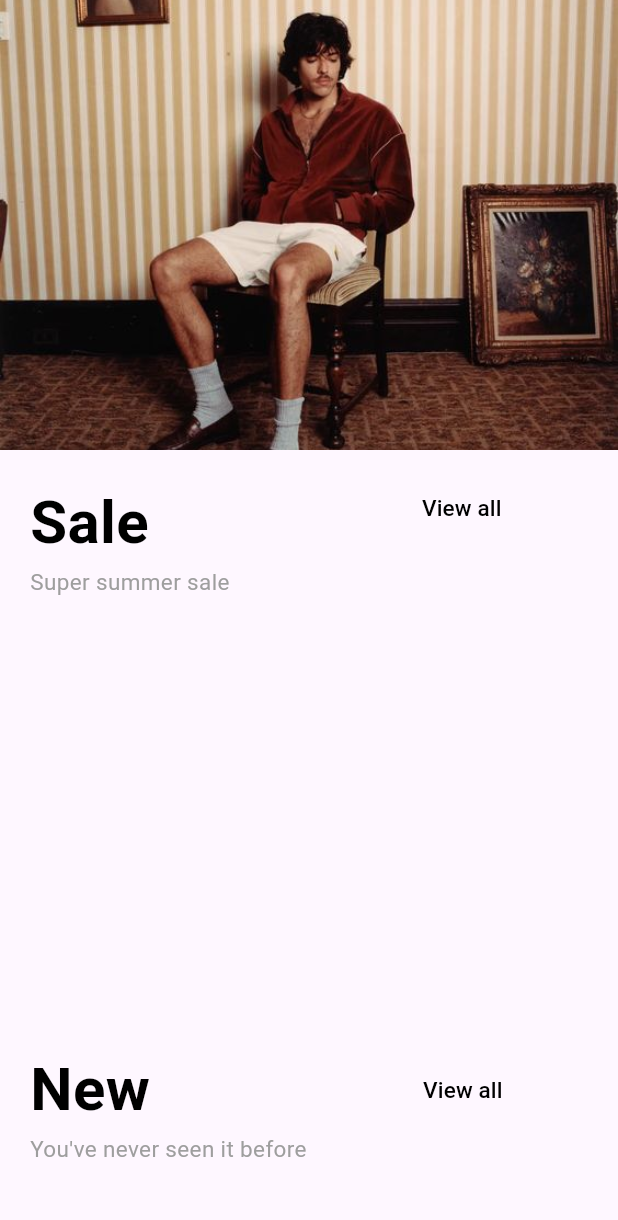
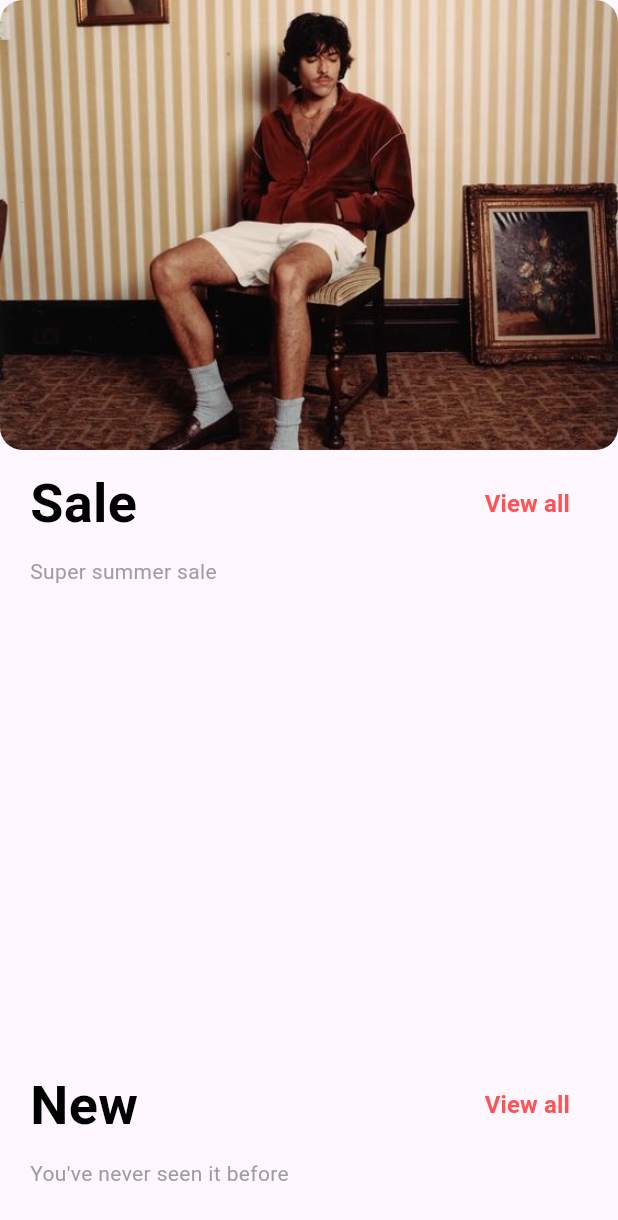
Before and after one commit to MohamedSameeh/Fashion-Store, a Flutter app: the Homepagescreen screen opened directly, on a phone screen of 412 x 824 dp. Shown: the top 1220 px of the screen. Run offline on Flutter 3.47's test engine with Material 3 defaults, Android fonts, the light colour scheme and no system bars; our stand-ins replace awesome_dialog, cached_network_image, cloud_firestore, firebase_auth, firebase_core, flutter_screenutil and 4 more; missing offline and left inert: flutter_facebook_auth; accounts and stored records are empty.

```diff
--- a/lib/presentation/widgets/HomepageScreen.dart
+++ b/lib/presentation/widgets/HomepageScreen.dart
@@ -1,9 +1,7 @@
 import 'dart:async';
-
 import 'package:cloud_firestore/cloud_firestore.dart';
 import 'package:depi_final_project/presentation/widgets/homepage_new_sale.dart';
 import 'package:flutter/material.dart';
-
 import '../models/product_model.dart';
 
 class Homepagescreen extends StatefulWidget {
@@ -89,85 +87,94 @@ class _HomepagescreenState extends State<Homepagescreen> {
                   controller: _pageController,
                   itemCount: images.length,
                   itemBuilder: (context, index) {
-                    return Image.asset(
+                    return ClipRRect(
+                      borderRadius: BorderRadius.circular(15),
+                      child: Image.asset(
                         images[index],
                         fit: BoxFit.cover,
+                      ),
                     );
                   },
                 ),
               ),
-              Row(
+              Padding(
+                padding:
+                    const EdgeInsets.symmetric(horizontal: 20, vertical: 10),
+                child: Row(
+                  mainAxisAlignment: MainAxisAlignment.spaceBetween,
                   children: [
-                  Container(
-                    margin: EdgeInsets.only(left: 20, top: 20),
-                    child: Text(
+                    Text(
                       'Sale',
                       style: TextStyle(
-                        fontSize: 40,
+                        fontSize: 36,
                         color: Colors.black,
                         fontWeight: FontWeight.bold,
                       ),
                     ),
-                  ),
-                  Padding(
-                    padding: const EdgeInsets.only(left: 170),
-                    child: TextButton(
+                    TextButton(
                       onPressed: () {
                         Navigator.of(context).pushNamed('sales_view_all');
                       },
                       child: Text(
                         'View all',
-                        style: TextStyle(color: Colors.black, fontSize: 15),
+                        style: TextStyle(
+                          color: Colors.redAccent,
+                          fontSize: 16,
+                          fontWeight: FontWeight.w600,
                         ),
                       ),
                     )
                   ],
                 ),
-              Container(
-                margin: EdgeInsets.only(left: 20),
+              ),
+              Padding(
+                padding: const EdgeInsets.only(left: 20, bottom: 10),
                 child: Text(
                   "Super summer sale",
                   style: TextStyle(
-                    fontSize: 15,
+                    fontSize: 14,
                     color: Colors.grey,
                     fontWeight: FontWeight.normal,
                   ),
                 ),
               ),
               HomepageNewSale(type: 'Sale', products: saleProducts),
-              Row(
+              Padding(
+                padding:
+                    const EdgeInsets.symmetric(horizontal: 20, vertical: 10),
+                child: Row(
+                  mainAxisAlignment: MainAxisAlignment.spaceBetween,
                   children: [
-                  Container(
-                    margin: EdgeInsets.only(left: 20),
-                    child: Text(
+                    Text(
                       'New',
                       style: TextStyle(
-                        fontSize: 40,
+                        fontSize: 36,
                         color: Colors.black,
                         fontWeight: FontWeight.bold,
                       ),
                     ),
-                  ),
-                  Padding(
-                    padding: const EdgeInsets.only(left: 170),
-                    child: TextButton(
+                    TextButton(
                       onPressed: () {
                         Navigator.of(context).pushNamed('new_view_all');
                       },
                       child: Text(
                         'View all',
-                        style: TextStyle(color: Colors.black, fontSize: 15),
+                        style: TextStyle(
+                          color: Colors.redAccent,
+                          fontSize: 16,
+                          fontWeight: FontWeight.w600,
                         ),
                       ),
                     ),
                   ],
                 ),
-              Container(
-                margin: EdgeInsets.only(left: 20),
+              ),
+              Padding(
+                padding: const EdgeInsets.only(left: 20, bottom: 10),
                 child: Text(
                   "You've never seen it before",
                   style: TextStyle(
-                    fontSize: 15,
+                    fontSize: 14,
                     color: Colors.grey,
                     fontWeight: FontWeight.normal,
                   ),
--- a/lib/presentation/widgets/productdetails.dart
+++ b/lib/presentation/widgets/productdetails.dart
@@ -185,7 +185,7 @@ class _ProductDetailsPageState extends State<ProductDetailsPage> {
           child: Text(
             value,
             style: TextStyle(
-              color: value == selectedItem ? Colors.blue : Colors.black,
+              color: value == selectedItem ? Colors.brown : Colors.black,
               fontWeight:
                   value == selectedItem ? FontWeight.bold : FontWeight.normal,
             ),
```
Also changed, not shown: lib/presentation/screens/Bag/BagPage.dart (+34 -3 lines). Lines whose indentation alone changed are shown as unchanged.
